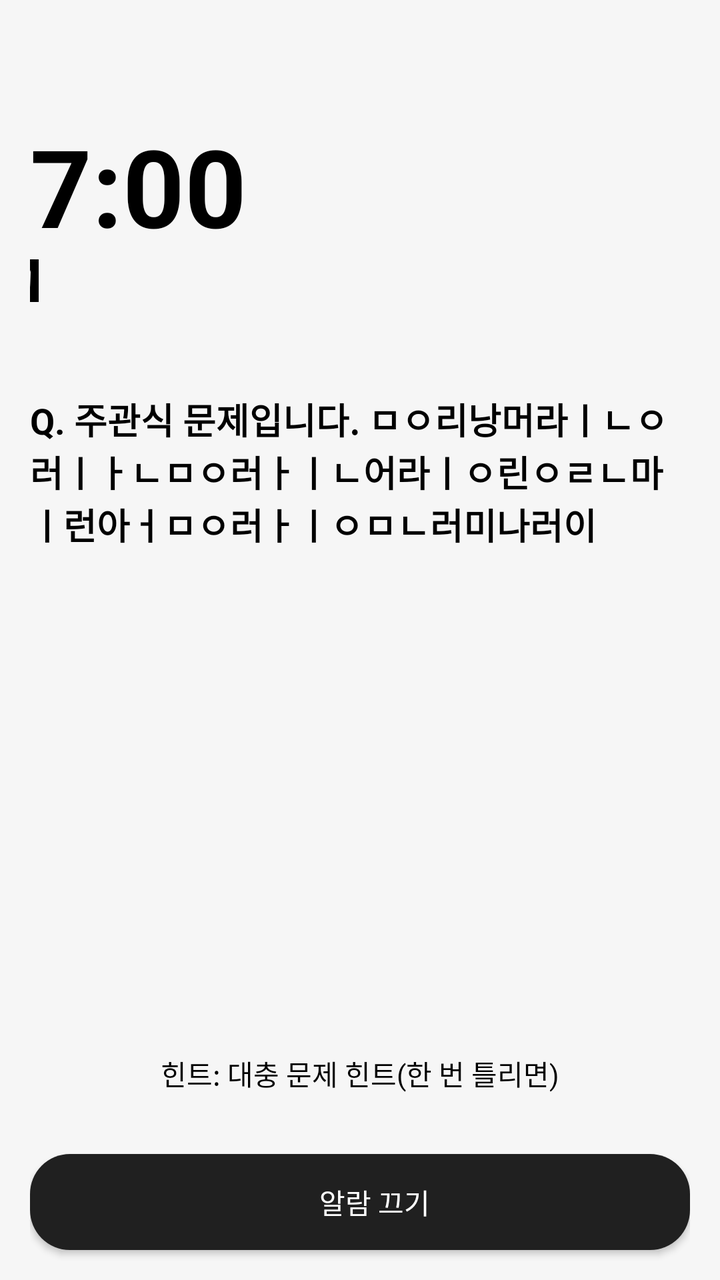
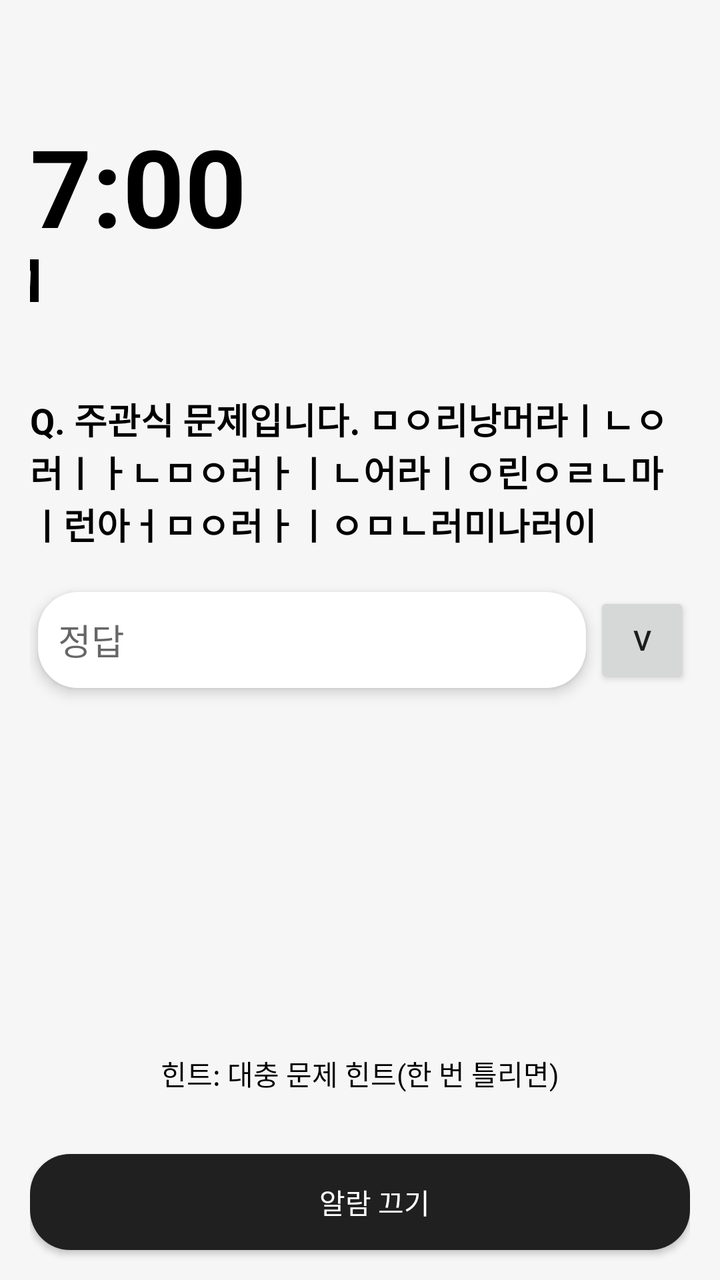

An Android layout rendered at two revisions. The XML below is the earlier revision; the diff shows what the commit changed to produce the second picture.
<!-- AndroidManifest.xml: application theme Theme.Munhaeryeok -->
<!-- res/layout/alarm_sf_layout.xml -->
<?xml version="1.0" encoding="utf-8"?>
<androidx.constraintlayout.widget.ConstraintLayout xmlns:android="http://schemas.android.com/apk/res/android"
    xmlns:app="http://schemas.android.com/apk/res-auto"
    xmlns:tools="http://schemas.android.com/tools"
    android:layout_width="match_parent"
    android:layout_height="match_parent"
    tools:context=".Alarm.AlarmMCActivity">

    <LinearLayout
        android:layout_width="match_parent"
        android:layout_height="match_parent"
        android:orientation="vertical"
        app:layout_constraintBottom_toBottomOf="parent"
        app:layout_constraintEnd_toEndOf="parent"
        app:layout_constraintStart_toStartOf="parent"
        app:layout_constraintTop_toTopOf="parent">

        <androidx.constraintlayout.widget.ConstraintLayout
            android:layout_width="match_parent"
            android:layout_height="match_parent"
            android:layout_marginStart="15dp"
            android:layout_marginEnd="15dp">

            <TextView
                android:id="@+id/timeTextView"
                android:layout_width="match_parent"
                android:layout_height="wrap_content"
                android:text="7:00"
                android:textAlignment="center"
                android:textColor="@color/black"
                android:textSize="54sp"
                android:textStyle="bold"
                app:layout_constraintBottom_toBottomOf="parent"
                app:layout_constraintEnd_toEndOf="parent"
                app:layout_constraintStart_toStartOf="parent"
                app:layout_constraintTop_toTopOf="parent"
                app:layout_constraintVertical_bias="0.1" />

            <TextView
                android:id="@+id/AMPMTextView"
                android:layout_width="411dp"
                android:layout_height="40dp"
                android:layout_marginTop="-10dp"
                android:text="AM"
                android:textAlignment="center"
                android:textColor="@color/black"
                android:textSize="30sp"
                android:textStyle="bold"
                app:layout_constraintBottom_toBottomOf="parent"
                app:layout_constraintEnd_toEndOf="parent"
                app:layout_constraintStart_toStartOf="parent"
                app:layout_constraintTop_toBottomOf="@+id/timeTextView"
                app:layout_constraintVertical_bias="0.0" />

            <TextView
                android:id="@+id/questionTextView"
                android:layout_width="wrap_content"
                android:layout_height="wrap_content"
                android:text="Q. 주관식 문제입니다. ㅁㅇ리낭머라ㅣㄴㅇ러ㅣㅏㄴㅁㅇ러ㅏㅣㄴ어라ㅣㅇ린ㅇㄹㄴ마ㅣ런아ㅓㅁㅇ러ㅏㅣㅇㅁㄴ러미나러이"
                android:textColor="@color/black"
                android:textSize="18sp"
                android:textStyle="bold"
                app:layout_constraintBottom_toBottomOf="parent"
                app:layout_constraintEnd_toEndOf="parent"
                app:layout_constraintStart_toStartOf="parent"
                app:layout_constraintTop_toTopOf="parent"
                app:layout_constraintVertical_bias="0.35" />

            <TextView
                android:id="@+id/hintTextView"
                android:layout_width="wrap_content"
                android:layout_height="wrap_content"
                android:text="힌트: 대충 문제 힌트(한 번 틀리면)"
                android:textColor="@color/black"
                app:layout_constraintBottom_toBottomOf="parent"
                app:layout_constraintEnd_toEndOf="parent"
                app:layout_constraintStart_toStartOf="parent"
                app:layout_constraintTop_toTopOf="parent"
                app:layout_constraintVertical_bias="0.85" />

            <Button
                android:id="@+id/closeButton"
                android:layout_width="match_parent"
                android:layout_height="wrap_content"
                android:layout_marginBottom="15dp"
                android:layout_weight="1"
                android:background="@drawable/round_corner_black"
                android:paddingStart="15dp"
                android:text="알람 끄기"
                android:textAlignment="textStart"
                android:textColor="@color/white"
                app:layout_constraintBottom_toBottomOf="parent"
                app:layout_constraintEnd_toEndOf="parent"
                app:layout_constraintStart_toStartOf="parent"
                app:layout_constraintTop_toTopOf="parent"
                app:layout_constraintVertical_bias="1.0" />
        </androidx.constraintlayout.widget.ConstraintLayout>

    </LinearLayout>
</androidx.constraintlayout.widget.ConstraintLayout>
<!-- resources referenced by this layout -->
<resources>
  <color name="black">#FF000000</color>
  <color name="white">#FFFFFFFF</color>
  <!-- drawable round_corner_black (drawable) -->
  <?xml version="1.0" encoding="utf-8"?>
  <layer-list xmlns:android="http://schemas.android.com/apk/res/android">
      <item>
          <shape xmlns:android="http://schemas.android.com/apk/res/android"
              android:id="@+id/round_corner_black"
              >
              <solid android:color="#202020" />
              <corners android:radius="20dp" />
          </shape>
      </item>
  </layer-list>
  <style name="Theme.Munhaeryeok" parent="Base.Theme.Munhaeryeok" />
  <style name="Base.Theme.Munhaeryeok" parent="Theme.AppCompat.Light.NoActionBar">
          
          
          <item name="android:windowBackground">#f6f6f6</item>
      </style>
</resources>

<!-- the commit's change to res/layout/alarm_sf_layout.xml (unified diff, before → after) -->
@@ -66,6 +66,43 @@
                 app:layout_constraintTop_toTopOf="parent"
                 app:layout_constraintVertical_bias="0.35" />
 
+            <androidx.constraintlayout.widget.ConstraintLayout
+                android:layout_width="match_parent"
+                android:layout_height="match_parent"
+                app:layout_constraintBottom_toBottomOf="parent"
+                app:layout_constraintEnd_toEndOf="parent"
+                app:layout_constraintStart_toStartOf="parent"
+                app:layout_constraintTop_toTopOf="parent">
+
+                <EditText
+                    android:id="@+id/answerEditText"
+                    android:layout_width="0dp"
+                    android:layout_height="48dp"
+                    android:layout_marginStart="4dp"
+                    android:layout_marginEnd="4dp"
+                    android:background="@drawable/round_corner_white"
+                    android:elevation="4dp"
+                    android:ems="10"
+                    android:hint="정답"
+                    android:inputType="text"
+                    android:paddingStart="10dp"
+                    app:layout_constraintBottom_toBottomOf="parent"
+                    app:layout_constraintEnd_toStartOf="@+id/submitButton"
+                    app:layout_constraintStart_toStartOf="parent"
+                    app:layout_constraintTop_toTopOf="parent" />
+
+                <Button
+                    android:id="@+id/submitButton"
+                    android:layout_width="48dp"
+                    android:layout_height="48dp"
+                    android:text="V"
+                    app:layout_constraintBottom_toBottomOf="parent"
+                    app:layout_constraintEnd_toEndOf="parent"
+                    app:layout_constraintHorizontal_bias="1.0"
+                    app:layout_constraintStart_toStartOf="parent"
+                    app:layout_constraintTop_toTopOf="parent" />
+            </androidx.constraintlayout.widget.ConstraintLayout>
+
             <TextView
                 android:id="@+id/hintTextView"
                 android:layout_width="wrap_content"
<!-- resource entries referenced after the edit -->
@@ -14,6 +14,18 @@
           </shape>
       </item>
   </layer-list>
+  <!-- drawable round_corner_white (drawable) -->
+  <?xml version="1.0" encoding="utf-8"?>
+  <layer-list xmlns:android="http://schemas.android.com/apk/res/android">
+      <item>
+          <shape xmlns:android="http://schemas.android.com/apk/res/android"
+              android:id="@+id/round_corner_black"
+              >
+              <solid android:color="#ffffff" />
+              <corners android:radius="20dp" />
+          </shape>
+      </item>
+  </layer-list>
   <style name="Theme.Munhaeryeok" parent="Base.Theme.Munhaeryeok" />
   <style name="Base.Theme.Munhaeryeok" parent="Theme.AppCompat.Light.NoActionBar">
           
